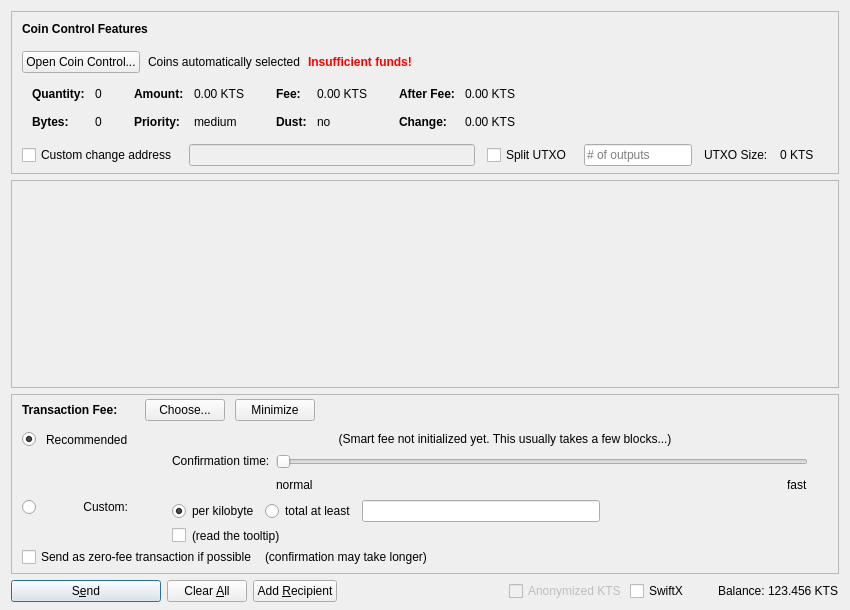
Old version of the form src/qt/forms/sendcoinsdialog.ui in the repository klimatas/klimatas-core.
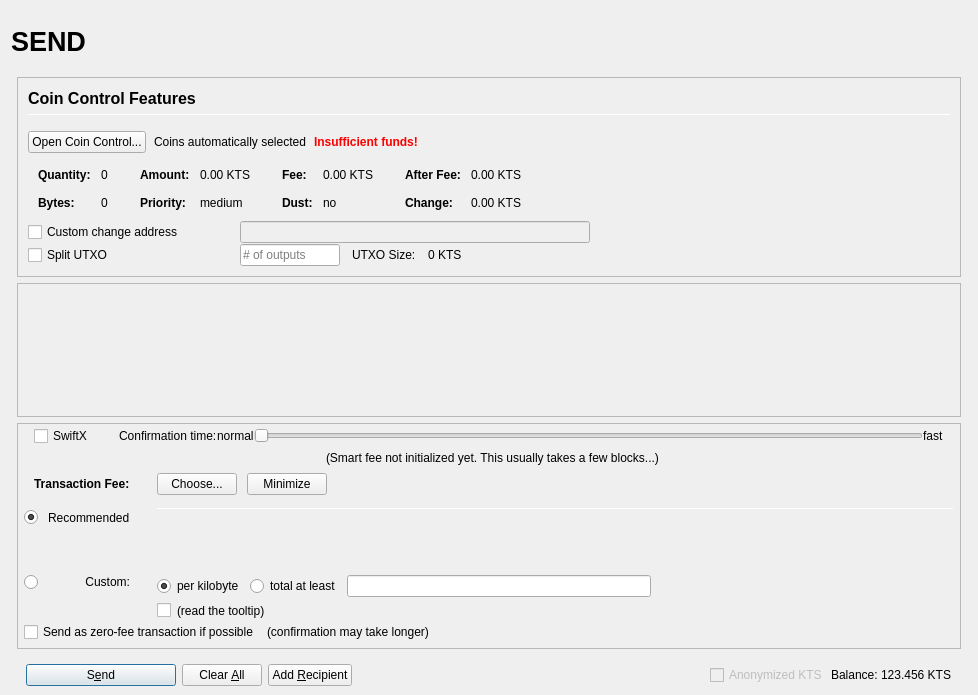
New version of the form. Icons and pictures are not drawn. Custom widgets are drawn as their Qt base class.

What changed in the file:
```diff
--- a/src/qt/forms/sendcoinsdialog.ui
+++ b/src/qt/forms/sendcoinsdialog.ui
@@ -2,20 +2,155 @@
 <ui version="4.0">
  <class>SendCoinsDialog</class>
  <widget class="QDialog" name="SendCoinsDialog">
+  <property name="enabled">
+   <bool>true</bool>
+  </property>
   <property name="geometry">
    <rect>
     <x>0</x>
     <y>0</y>
-    <width>850</width>
-    <height>610</height>
+    <width>978</width>
+    <height>695</height>
    </rect>
   </property>
   <property name="windowTitle">
    <string>Send Coins</string>
   </property>
-  <layout class="QVBoxLayout" name="verticalLayout" stretch="0,1,0,0">
+  <layout class="QVBoxLayout" name="verticalLayout" stretch="0">
    <property name="bottomMargin">
-    <number>8</number>
+    <number>9</number>
+   </property>
+   <item>
+    <layout class="QVBoxLayout" name="verticalLayout_Master" stretch="0,1">
+     <property name="spacing">
+      <number>0</number>
+     </property>
+     <property name="leftMargin">
+      <number>0</number>
+     </property>
+     <property name="topMargin">
+      <number>0</number>
+     </property>
+     <property name="rightMargin">
+      <number>0</number>
+     </property>
+     <property name="bottomMargin">
+      <number>0</number>
+     </property>
+     <item>
+      <widget class="QFrame" name="frame_Header">
+       <layout class="QVBoxLayout" name="verticalLayout_Header" stretch="0">
+        <property name="leftMargin">
+         <number>0</number>
+        </property>
+        <property name="topMargin">
+         <number>0</number>
+        </property>
+        <property name="rightMargin">
+         <number>0</number>
+        </property>
+        <property name="bottomMargin">
+         <number>0</number>
+        </property>
+        <item>
+         <layout class="QHBoxLayout" name="horizontalLayout_Header" stretch="1,0,1">
+          <property name="spacing">
+           <number>6</number>
+          </property>
+          <item>
+           <widget class="QLabel" name="labelOverviewHeaderLeft">
+            <property name="minimumSize">
+             <size>
+              <width>464</width>
+              <height>60</height>
+             </size>
+            </property>
+            <property name="maximumSize">
+             <size>
+              <width>16777215</width>
+              <height>60</height>
+             </size>
+            </property>
+            <property name="font">
+             <font>
+              <pointsize>20</pointsize>
+              <weight>75</weight>
+              <bold>true</bold>
+             </font>
+            </property>
+            <property name="text">
+             <string>SEND</string>
+            </property>
+            <property name="alignment">
+             <set>Qt::AlignLeading|Qt::AlignLeft|Qt::AlignVCenter</set>
+            </property>
+           </widget>
+          </item>
+          <item>
+           <spacer name="horizontalSpacer_Header">
+            <property name="orientation">
+             <enum>Qt::Horizontal</enum>
+            </property>
+            <property name="sizeHint" stdset="0">
+             <size>
+              <width>40</width>
+              <height>20</height>
+             </size>
+            </property>
+           </spacer>
+          </item>
+          <item>
+           <widget class="QLabel" name="labelOverviewHeaderRight">
+            <property name="minimumSize">
+             <size>
+              <width>464</width>
+              <height>60</height>
+             </size>
+            </property>
+            <property name="maximumSize">
+             <size>
+              <width>16777215</width>
+              <height>60</height>
+             </size>
+            </property>
+            <property name="font">
+             <font>
+              <pointsize>14</pointsize>
+             </font>
+            </property>
+            <property name="text">
+             <string/>
+            </property>
+            <property name="alignment">
+             <set>Qt::AlignRight|Qt::AlignTrailing|Qt::AlignVCenter</set>
+            </property>
+           </widget>
+          </item>
+         </layout>
+        </item>
+       </layout>
+      </widget>
+     </item>
+     <item>
+      <widget class="QFrame" name="frame_BG">
+       <property name="minimumSize">
+        <size>
+         <width>0</width>
+         <height>0</height>
+        </size>
+       </property>
+       <layout class="QVBoxLayout" name="layout_BG" stretch="0,0,0,0">
+        <property name="leftMargin">
+         <number>6</number>
+        </property>
+        <property name="topMargin">
+         <number>6</number>
+        </property>
+        <property name="rightMargin">
+         <number>6</number>
+        </property>
+        <property name="bottomMargin">
+         <number>0</number>
    </property>
    <item>
     <widget class="QFrame" name="frameCoinControl">
@@ -51,12 +186,13 @@
        <number>0</number>
       </property>
       <property name="bottomMargin">
-       <number>6</number>
+            <number>0</number>
       </property>
       <item>
-       <layout class="QVBoxLayout" name="verticalLayoutCoinControl" stretch="0,0,0,0,1">
+            <widget class="QFrame" name="frameCoinControl_BG">
+             <layout class="QVBoxLayout" name="verticalLayoutCoinControl" stretch="0,0,0,0,0,0">
         <property name="spacing">
-         <number>0</number>
+               <number>1</number>
         </property>
         <property name="leftMargin">
          <number>10</number>
@@ -70,6 +206,11 @@
            <number>15</number>
           </property>
           <item>
+                 <layout class="QVBoxLayout" name="verticalLayout_3">
+                  <property name="spacing">
+                   <number>6</number>
+                  </property>
+                  <item>
            <widget class="QLabel" name="labelCoinControlFeatures">
             <property name="sizePolicy">
              <sizepolicy hsizetype="Preferred" vsizetype="Maximum">
@@ -77,8 +218,15 @@
               <verstretch>0</verstretch>
              </sizepolicy>
             </property>
+                    <property name="minimumSize">
+                     <size>
+                      <width>0</width>
+                      <height>20</height>
+                     </size>
+                    </property>
             <property name="font">
              <font>
+                      <pointsize>12</pointsize>
               <weight>75</weight>
               <bold>true</bold>
              </font>
@@ -91,6 +239,27 @@
             </property>
            </widget>
           </item>
+                  <item>
+                   <widget class="Line" name="line">
+                    <property name="minimumSize">
+                     <size>
+                      <width>0</width>
+                      <height>1</height>
+                     </size>
+                    </property>
+                    <property name="maximumSize">
+                     <size>
+                      <width>16777215</width>
+                      <height>1</height>
+                     </size>
+                    </property>
+                    <property name="orientation">
+                     <enum>Qt::Horizontal</enum>
+                    </property>
+                   </widget>
+                  </item>
+                 </layout>
+                </item>
          </layout>
         </item>
         <item>
@@ -528,7 +697,7 @@
          </widget>
         </item>
         <item>
-         <layout class="QHBoxLayout" name="horizontalLayoutCoinControl4" stretch="0,0,0,0,0,0,0">
+               <layout class="QHBoxLayout" name="horizontalLayoutCoinControl4">
           <property name="spacing">
            <number>12</number>
           </property>
@@ -536,13 +705,31 @@
            <enum>QLayout::SetDefaultConstraint</enum>
           </property>
           <property name="topMargin">
-           <number>5</number>
+                 <number>0</number>
           </property>
           <property name="rightMargin">
-           <number>5</number>
+                 <number>0</number>
           </property>
           <item>
            <widget class="QCheckBox" name="checkBoxCoinControlChange">
+                  <property name="sizePolicy">
+                   <sizepolicy hsizetype="Preferred" vsizetype="Preferred">
+                    <horstretch>0</horstretch>
+                    <verstretch>0</verstretch>
+                   </sizepolicy>
+                  </property>
+                  <property name="minimumSize">
+                   <size>
+                    <width>200</width>
+                    <height>0</height>
+                   </size>
+                  </property>
+                  <property name="maximumSize">
+                   <size>
+                    <width>200</width>
+                    <height>16777215</height>
+                   </size>
+                  </property>
             <property name="toolTip">
              <string>If this is activated, but the change address is empty or invalid, change will be sent to a newly generated address.</string>
             </property>
@@ -557,15 +744,71 @@
              <bool>false</bool>
             </property>
             <property name="sizePolicy">
-             <sizepolicy hsizetype="Expanding" vsizetype="Fixed">
+                   <sizepolicy hsizetype="Preferred" vsizetype="Preferred">
               <horstretch>0</horstretch>
               <verstretch>0</verstretch>
              </sizepolicy>
             </property>
-           </widget>
-          </item>
+                  <property name="minimumSize">
+                   <size>
+                    <width>300</width>
+                    <height>0</height>
+                   </size>
+                  </property>
+                 </widget>
+                </item>
+                <item>
+                 <widget class="QLabel" name="labelCoinControlChangeLabel">
+                  <property name="sizePolicy">
+                   <sizepolicy hsizetype="Preferred" vsizetype="Preferred">
+                    <horstretch>0</horstretch>
+                    <verstretch>0</verstretch>
+                   </sizepolicy>
+                  </property>
+                  <property name="minimumSize">
+                   <size>
+                    <width>100</width>
+                    <height>0</height>
+                   </size>
+                  </property>
+                  <property name="text">
+                   <string/>
+                  </property>
+                  <property name="margin">
+                   <number>3</number>
+                  </property>
+                 </widget>
+                </item>
+               </layout>
+              </item>
+              <item>
+               <layout class="QHBoxLayout" name="horizontalLayoutCoinControl6">
+                <property name="spacing">
+                 <number>12</number>
+                </property>
+                <property name="rightMargin">
+                 <number>0</number>
+                </property>
           <item>
            <widget class="QCheckBox" name="splitBlockCheckBox">
+                  <property name="sizePolicy">
+                   <sizepolicy hsizetype="Preferred" vsizetype="Preferred">
+                    <horstretch>0</horstretch>
+                    <verstretch>0</verstretch>
+                   </sizepolicy>
+                  </property>
+                  <property name="minimumSize">
+                   <size>
+                    <width>200</width>
+                    <height>0</height>
+                   </size>
+                  </property>
+                  <property name="maximumSize">
+                   <size>
+                    <width>200</width>
+                    <height>16777215</height>
+                   </size>
+                  </property>
             <property name="text">
              <string>Split UTXO</string>
             </property>
@@ -574,11 +817,23 @@
           <item>
            <widget class="QLineEdit" name="splitBlockLineEdit">
             <property name="sizePolicy">
-             <sizepolicy hsizetype="Fixed" vsizetype="Fixed">
+                   <sizepolicy hsizetype="Preferred" vsizetype="Preferred">
               <horstretch>50</horstretch>
               <verstretch>0</verstretch>
              </sizepolicy>
             </property>
+                  <property name="minimumSize">
+                   <size>
+                    <width>100</width>
+                    <height>0</height>
+                   </size>
+                  </property>
+                  <property name="maximumSize">
+                   <size>
+                    <width>100</width>
+                    <height>16777215</height>
+                   </size>
+                  </property>
             <property name="placeholderText">
              <string># of outputs</string>
             </property>
@@ -599,26 +854,17 @@
            </widget>
           </item>
           <item>
-           <widget class="QLabel" name="labelCoinControlChangeLabel">
-            <property name="sizePolicy">
-             <sizepolicy hsizetype="Preferred" vsizetype="Expanding">
-              <horstretch>0</horstretch>
-              <verstretch>0</verstretch>
-             </sizepolicy>
-            </property>
-            <property name="minimumSize">
+                 <spacer name="horizontalSpacer_7">
+                  <property name="orientation">
+                   <enum>Qt::Horizontal</enum>
+                  </property>
+                  <property name="sizeHint" stdset="0">
              <size>
-              <width>0</width>
-              <height>0</height>
-             </size>
-            </property>
-            <property name="text">
-             <string/>
-            </property>
-            <property name="margin">
-             <number>3</number>
-            </property>
-           </widget>
+                    <width>40</width>
+                    <height>20</height>
+                   </size>
+                  </property>
+                 </spacer>
           </item>
          </layout>
         </item>
@@ -636,6 +882,7 @@
          </spacer>
         </item>
        </layout>
+            </widget>
       </item>
      </layout>
     </widget>
@@ -650,8 +897,8 @@
        <rect>
         <x>0</x>
         <y>0</y>
-        <width>830</width>
-        <height>113</height>
+             <width>944</width>
+             <height>69</height>
        </rect>
       </property>
       <layout class="QVBoxLayout" name="verticalLayout_2" stretch="0,1">
@@ -728,18 +975,192 @@
        <number>0</number>
       </property>
       <item>
-       <layout class="QVBoxLayout" name="verticalLayoutFee2" stretch="0,0,0">
+            <layout class="QVBoxLayout" name="verticalLayoutFee2" stretch="0,0,0,0">
         <property name="spacing">
          <number>0</number>
         </property>
         <property name="leftMargin">
-         <number>10</number>
+              <number>6</number>
         </property>
         <property name="topMargin">
          <number>0</number>
         </property>
+             <property name="rightMargin">
+              <number>6</number>
+             </property>
+             <item>
+              <layout class="QVBoxLayout" name="verticalLayout_feeConf">
+               <property name="spacing">
+                <number>0</number>
+               </property>
+               <property name="leftMargin">
+                <number>10</number>
+               </property>
+               <property name="rightMargin">
+                <number>10</number>
+               </property>
+               <property name="bottomMargin">
+                <number>5</number>
+               </property>
+               <item>
+                <layout class="QHBoxLayout" name="horizontalLayoutFee9">
+                 <item>
+                  <widget class="QCheckBox" name="checkSwiftTX">
+                   <property name="enabled">
+                    <bool>true</bool>
+                   </property>
+                   <property name="minimumSize">
+                    <size>
+                     <width>85</width>
+                     <height>0</height>
+                    </size>
+                   </property>
+                   <property name="toolTip">
+                    <string>SwiftX technology allows for near instant transactions - A flat fee of 0.01 KTS applies</string>
+                   </property>
+                   <property name="text">
+                    <string>SwiftX</string>
+                   </property>
+                  </widget>
+                 </item>
+                 <item>
+                  <widget class="QLabel" name="labelSmartFee3">
+                   <property name="text">
+                    <string>Confirmation time:</string>
+                   </property>
+                   <property name="margin">
+                    <number>2</number>
+                   </property>
+                  </widget>
+                 </item>
+                 <item>
+                  <widget class="QLabel" name="labelSmartFeeNormal">
+                   <property name="text">
+                    <string>normal</string>
+                   </property>
+                   <property name="margin">
+                    <number>8</number>
+                   </property>
+                  </widget>
+                 </item>
+                 <item>
+                  <widget class="QSlider" name="sliderSmartFee">
+                   <property name="minimumSize">
+                    <size>
+                     <width>0</width>
+                     <height>24</height>
+                    </size>
+                   </property>
+                   <property name="minimum">
+                    <number>0</number>
+                   </property>
+                   <property name="maximum">
+                    <number>24</number>
+                   </property>
+                   <property name="pageStep">
+                    <number>1</number>
+                   </property>
+                   <property name="value">
+                    <number>0</number>
+                   </property>
+                   <property name="orientation">
+                    <enum>Qt::Horizontal</enum>
+                   </property>
+                   <property name="invertedAppearance">
+                    <bool>false</bool>
+                   </property>
+                   <property name="invertedControls">
+                    <bool>false</bool>
+                   </property>
+                   <property name="tickPosition">
+                    <enum>QSlider::NoTicks</enum>
+                   </property>
+                  </widget>
+                 </item>
+                 <item>
+                  <widget class="QLabel" name="labelSmartFeeFast">
+                   <property name="text">
+                    <string>fast</string>
+                   </property>
+                   <property name="margin">
+                    <number>8</number>
+                   </property>
+                  </widget>
+                 </item>
+                </layout>
+               </item>
+               <item>
+                <layout class="QHBoxLayout" name="horizontalLayout_recommended_texts">
+                 <property name="spacing">
+                  <number>0</number>
+                 </property>
+                 <item>
+                  <spacer name="horizontalSpacer_8">
+                   <property name="orientation">
+                    <enum>Qt::Horizontal</enum>
+                   </property>
+                   <property name="sizeHint" stdset="0">
+                    <size>
+                     <width>40</width>
+                     <height>20</height>
+                    </size>
+                   </property>
+                  </spacer>
+                 </item>
+                 <item>
+                  <widget class="QLabel" name="labelFeeEstimation">
+                   <property name="text">
+                    <string/>
+                   </property>
+                   <property name="margin">
+                    <number>2</number>
+                   </property>
+                  </widget>
+                 </item>
+                 <item>
+                  <widget class="QLabel" name="labelSmartFee2">
+                   <property name="text">
+                    <string>(Smart fee not initialized yet. This usually takes a few blocks...)</string>
+                   </property>
+                   <property name="alignment">
+                    <set>Qt::AlignLeading|Qt::AlignLeft|Qt::AlignVCenter</set>
+                   </property>
+                   <property name="wordWrap">
+                    <bool>false</bool>
+                   </property>
+                   <property name="margin">
+                    <number>2</number>
+                   </property>
+                   <property name="indent">
+                    <number>-1</number>
+                   </property>
+                  </widget>
+                 </item>
+                 <item>
+                  <spacer name="horizontalSpacer_3">
+                   <property name="orientation">
+                    <enum>Qt::Horizontal</enum>
+                   </property>
+                   <property name="sizeHint" stdset="0">
+                    <size>
+                     <width>40</width>
+                     <height>20</height>
+                    </size>
+                   </property>
+                  </spacer>
+                 </item>
+                </layout>
+               </item>
+              </layout>
+             </item>
         <item>
          <layout class="QHBoxLayout" name="horizontalLayoutFee1">
+               <property name="leftMargin">
+                <number>10</number>
+               </property>
+               <property name="rightMargin">
+                <number>10</number>
+               </property>
           <property name="bottomMargin">
            <number>0</number>
           </property>
@@ -748,22 +1169,6 @@
             <property name="spacing">
              <number>0</number>
             </property>
-            <item>
-             <spacer name="verticalSpacerSmartFee">
-              <property name="orientation">
-               <enum>Qt::Vertical</enum>
-              </property>
-              <property name="sizeType">
-               <enum>QSizePolicy::Fixed</enum>
-              </property>
-              <property name="sizeHint" stdset="0">
-               <size>
-                <width>1</width>
-                <height>4</height>
-               </size>
-              </property>
-             </spacer>
-            </item>
             <item>
              <layout class="QHBoxLayout" name="horizontalLayoutSmartFee">
               <property name="spacing">
@@ -879,7 +1284,61 @@
              <property name="verticalSpacing">
               <number>4</number>
              </property>
-             <item row="2" column="4">
+                  <item row="2" column="0">
+                   <layout class="QVBoxLayout" name="verticalLayoutFee4" stretch="0">
+                    <item>
+                     <spacer name="verticalSpacer_2">
+                      <property name="orientation">
+                       <enum>Qt::Vertical</enum>
+                      </property>
+                      <property name="sizeHint" stdset="0">
+                       <size>
+                        <width>1</width>
+                        <height>1</height>
+                       </size>
+                      </property>
+                     </spacer>
+                    </item>
+                   </layout>
+                  </item>
+                  <item row="3" column="0">
+                   <layout class="QVBoxLayout" name="verticalLayoutFee9" stretch="0,1">
+                    <item>
+                     <widget class="QRadioButton" name="radioCustomFee">
+                      <property name="text">
+                       <string/>
+                      </property>
+                      <attribute name="buttonGroup">
+                       <string notr="true">groupFee</string>
+                      </attribute>
+                     </widget>
+                    </item>
+                    <item>
+                     <spacer name="verticalSpacer_6">
+                      <property name="orientation">
+                       <enum>Qt::Vertical</enum>
+                      </property>
+                      <property name="sizeHint" stdset="0">
+                       <size>
+                        <width>1</width>
+                        <height>1</height>
+                       </size>
+                      </property>
+                     </spacer>
+                    </item>
+                   </layout>
+                  </item>
+                  <item row="3" column="1">
+                   <widget class="QLabel" name="labelCustomFee">
+                    <property name="text">
+                     <string>Custom:</string>
+                    </property>
+                    <property name="alignment">
+                     <set>Qt::AlignRight|Qt::AlignTop|Qt::AlignTrailing</set>
+                    </property>
+                   </widget>
+                  </item>
+                  <item row="3" column="4">
               <layout class="QVBoxLayout" name="verticalLayoutFee8">
                <property name="spacing">
                 <number>6</number>
@@ -978,218 +1437,14 @@
                </item>
               </layout>
              </item>
-             <item row="1" column="0">
-              <layout class="QVBoxLayout" name="verticalLayoutFee4" stretch="1">
-               <item>
-                <spacer name="verticalSpacer_2">
-                 <property name="orientation">
-                  <enum>Qt::Vertical</enum>
-                 </property>
-                 <property name="sizeHint" stdset="0">
-                  <size>
-                   <width>1</width>
-                   <height>1</height>
-                  </size>
-                 </property>
-                </spacer>
-               </item>
-              </layout>
-             </item>
-             <item row="2" column="0">
-              <layout class="QVBoxLayout" name="verticalLayoutFee9" stretch="0,1">
-               <item>
-                <widget class="QRadioButton" name="radioCustomFee">
-                 <property name="text">
-                  <string/>
-                 </property>
-                 <attribute name="buttonGroup">
-                  <string notr="true">groupFee</string>
-                 </attribute>
-                </widget>
-               </item>
-               <item>
-                <spacer name="verticalSpacer_6">
-                 <property name="orientation">
-                  <enum>Qt::Vertical</enum>
-                 </property>
-                 <property name="sizeHint" stdset="0">
-                  <size>
-                   <width>1</width>
-                   <height>1</height>
-                  </size>
-                 </property>
-                </spacer>
-               </item>
-              </layout>
-             </item>
-             <item row="1" column="4">
-              <layout class="QVBoxLayout" name="verticalLayoutFee3" stretch="0,0,1">
-               <property name="spacing">
-                <number>6</number>
-               </property>
-               <property name="topMargin">
-                <number>2</number>
-               </property>
-               <item>
-                <layout class="QHBoxLayout" name="horizontalLayoutFee12">
-                 <item>
-                  <spacer name="horizontalSpacer_5">
-                   <property name="orientation">
-                    <enum>Qt::Horizontal</enum>
-                   </property>
-                   <property name="sizeHint" stdset="0">
-                    <size>
-                     <width>1</width>
-                     <height>1</height>
-                    </size>
-                   </property>
-                  </spacer>
-                 </item>
-                </layout>
-               </item>
-               <item>
-                <layout class="QHBoxLayout" name="horizontalLayoutFee9">
-                 <item>
-                  <layout class="QVBoxLayout" name="verticalLayoutFee6">
-                   <item>
-                    <widget class="QLabel" name="labelSmartFee3">
-                     <property name="text">
-                      <string>Confirmation time:</string>
-                     </property>
-                     <property name="margin">
-                      <number>2</number>
-                     </property>
-                    </widget>
-                   </item>
-                   <item>
-                    <spacer name="verticalSpacer_3">
-                     <property name="orientation">
-                      <enum>Qt::Vertical</enum>
-                     </property>
-                     <property name="sizeHint" stdset="0">
-                      <size>
-                       <width>1</width>
-                       <height>1</height>
-                      </size>
-                     </property>
-                    </spacer>
-                   </item>
-                  </layout>
-                 </item>
-                 <item>
-                  <layout class="QVBoxLayout" name="verticalLayoutFee5">
-                   <property name="rightMargin">
-                    <number>30</number>
-                   </property>
-                   <item>
-                    <widget class="QSlider" name="sliderSmartFee">
-                     <property name="minimum">
-                      <number>0</number>
-                     </property>
-                     <property name="maximum">
-                      <number>24</number>
-                     </property>
-                     <property name="pageStep">
-                      <number>1</number>
-                     </property>
-                     <property name="value">
-                      <number>0</number>
-                     </property>
-                     <property name="orientation">
-                      <enum>Qt::Horizontal</enum>
-                     </property>
-                     <property name="invertedAppearance">
-                      <bool>false</bool>
-                     </property>
-                     <property name="invertedControls">
-                      <bool>false</bool>
-                     </property>
-                     <property name="tickPosition">
-                      <enum>QSlider::NoTicks</enum>
-                     </property>
-                    </widget>
-                   </item>
-                   <item>
-                    <layout class="QHBoxLayout" name="horizontalLayoutFee10">
-                     <item>
-                      <widget class="QLabel" name="labelSmartFeeNormal">
-                       <property name="text">
-                        <string>normal</string>
-                       </property>
-                      </widget>
-                     </item>
-                     <item>
-                      <spacer name="horizontalSpacer_3">
-                       <property name="orientation">
-                        <enum>Qt::Horizontal</enum>
-                       </property>
-                       <property name="sizeHint" stdset="0">
-                        <size>
-                         <width>40</width>
-                         <height>20</height>
-                        </size>
-                       </property>
-                      </spacer>
-                     </item>
-                     <item>
-                      <widget class="QLabel" name="labelSmartFeeFast">
-                       <property name="text">
-                        <string>fast</string>
-                       </property>
-                      </widget>
-                     </item>
-                    </layout>
-                   </item>
-                  </layout>
-                 </item>
-                </layout>
-               </item>
-               <item>
-                <spacer name="verticalSpacer_4">
-                 <property name="orientation">
-                  <enum>Qt::Vertical</enum>
-                 </property>
-                 <property name="sizeHint" stdset="0">
-                  <size>
-                   <width>1</width>
-                   <height>1</height>
-                  </size>
-                 </property>
-                </spacer>
-               </item>
-              </layout>
-             </item>
-             <item row="0" column="1">
+                  <item row="1" column="1">
               <widget class="QLabel" name="labelSmartFee_2">
                <property name="text">
                 <string>Recommended</string>
                </property>
               </widget>
              </item>
-             <item row="0" column="0">
-              <widget class="QRadioButton" name="radioSmartFee">
-               <property name="text">
-                <string/>
-               </property>
-               <property name="checked">
-                <bool>true</bool>
-               </property>
-               <attribute name="buttonGroup">
-                <string notr="true">groupFee</string>
-               </attribute>
-              </widget>
-             </item>
-             <item row="2" column="1">
-              <widget class="QLabel" name="labelCustomFee">
-               <property name="text">
-                <string>Custom:</string>
-               </property>
-               <property name="alignment">
-                <set>Qt::AlignRight|Qt::AlignTop|Qt::AlignTrailing</set>
-               </property>
-              </widget>
-             </item>
-             <item row="0" column="2">
+                  <item row="1" column="2">
               <widget class="QLabel" name="labelSmartFee">
                <property name="text">
                 <string/>
@@ -1199,28 +1454,93 @@
                </property>
               </widget>
              </item>
-             <item row="0" column="3">
-              <widget class="QLabel" name="labelFeeEstimation">
+                  <item row="1" column="0">
+                   <widget class="QRadioButton" name="radioSmartFee">
                <property name="text">
                 <string/>
                </property>
-              </widget>
-             </item>
-             <item row="0" column="4">
-              <widget class="QLabel" name="labelSmartFee2">
-               <property name="text">
-                <string>(Smart fee not initialized yet. This usually takes a few blocks...)</string>
-               </property>
-               <property name="alignment">
-                <set>Qt::AlignHCenter</set>
-               </property>
-               <property name="wordWrap">
+                    <property name="checked">
                 <bool>true</bool>
                </property>
-               <property name="margin">
+                    <attribute name="buttonGroup">
+                     <string notr="true">groupFee</string>
+                    </attribute>
+                   </widget>
+                  </item>
+                  <item row="0" column="4" rowspan="3">
+                   <layout class="QVBoxLayout" name="verticalLayoutFee3" stretch="0,0,0,0">
+                    <property name="spacing">
+                     <number>6</number>
+                    </property>
+                    <property name="topMargin">
                 <number>2</number>
                </property>
-              </widget>
+                    <property name="bottomMargin">
+                     <number>20</number>
+                    </property>
+                    <item>
+                     <widget class="Line" name="line_2">
+                      <property name="minimumSize">
+                       <size>
+                        <width>0</width>
+                        <height>1</height>
+                       </size>
+                      </property>
+                      <property name="maximumSize">
+                       <size>
+                        <width>16777215</width>
+                        <height>1</height>
+                       </size>
+                      </property>
+                      <property name="orientation">
+                       <enum>Qt::Horizontal</enum>
+                      </property>
+                     </widget>
+                    </item>
+                    <item>
+                     <layout class="QHBoxLayout" name="horizontalLayoutFee12">
+                      <item>
+                       <spacer name="horizontalSpacer_5">
+                        <property name="orientation">
+                         <enum>Qt::Horizontal</enum>
+                        </property>
+                        <property name="sizeHint" stdset="0">
+                         <size>
+                          <width>1</width>
+                          <height>1</height>
+                         </size>
+                        </property>
+                       </spacer>
+                      </item>
+                     </layout>
+                    </item>
+                    <item>
+                     <spacer name="verticalSpacer_4">
+                      <property name="orientation">
+                       <enum>Qt::Vertical</enum>
+                      </property>
+                      <property name="sizeHint" stdset="0">
+                       <size>
+                        <width>1</width>
+                        <height>1</height>
+                       </size>
+                      </property>
+                     </spacer>
+                    </item>
+                    <item>
+                     <spacer name="verticalSpacer_3">
+                      <property name="orientation">
+                       <enum>Qt::Vertical</enum>
+                      </property>
+                      <property name="sizeHint" stdset="0">
+                       <size>
+                        <width>20</width>
+                        <height>40</height>
+                       </size>
+                      </property>
+                     </spacer>
+                    </item>
+                   </layout>
              </item>
             </layout>
            </item>
@@ -1299,7 +1619,11 @@
     </widget>
    </item>
    <item>
+         <widget class="QFrame" name="frame_Send">
     <layout class="QHBoxLayout" name="horizontalLayout">
+           <property name="bottomMargin">
+            <number>0</number>
+           </property>
      <item>
       <widget class="QPushButton" name="sendButton">
        <property name="minimumSize">
@@ -1394,22 +1718,6 @@
          </property>
         </widget>
        </item>
-       <item>
-        <widget class="QCheckBox" name="checkSwiftTX">
-         <property name="enabled">
-          <bool>true</bool>
-         </property>
-         <property name="minimumSize">
-          <size>
-           <width>85</width>
-           <height>0</height>
-          </size>
-         </property>
-         <property name="text">
-          <string>SwiftX</string>
-         </property>
-        </widget>
-       </item>
        <item>
         <widget class="QLabel" name="label">
          <property name="text">
@@ -1439,6 +1747,12 @@
       </layout>
      </item>
     </layout>
+         </widget>
+        </item>
+       </layout>
+      </widget>
+     </item>
+    </layout>
    </item>
   </layout>
  </widget>
```
Left out of the diff: 14 changed lines with no effect on the pictures. Lines whose indentation alone changed are shown as unchanged.
